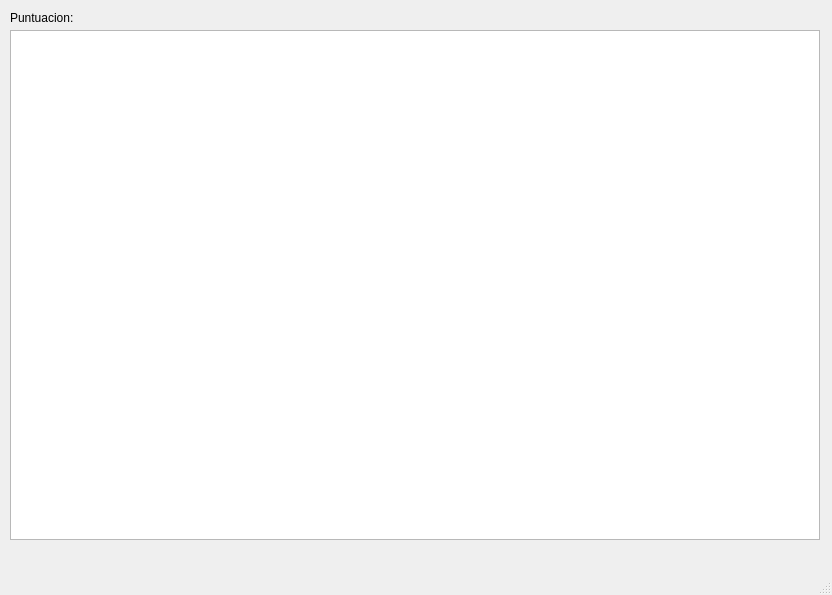
Qt form Código/proyecto_final/mainwindow.ui (pablomg99/Proyecto_final) before a commit.
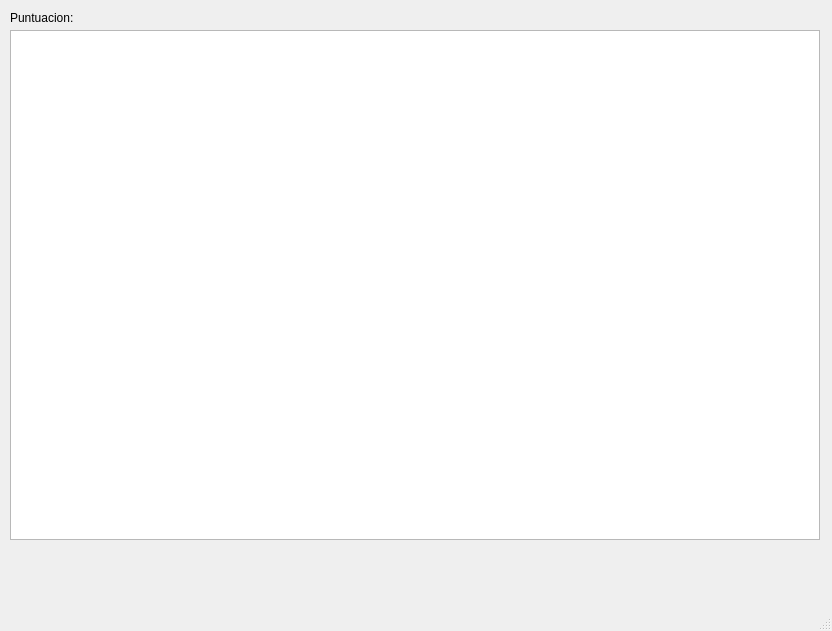
The same form after that commit.

Diff of the .ui file:
```diff
--- a/Código/proyecto_final/mainwindow.ui
+++ b/Código/proyecto_final/mainwindow.ui
@@ -7,7 +7,7 @@
     <x>0</x>
     <y>0</y>
     <width>832</width>
-    <height>595</height>
+    <height>631</height>
    </rect>
   </property>
   <property name="windowTitle">
```
